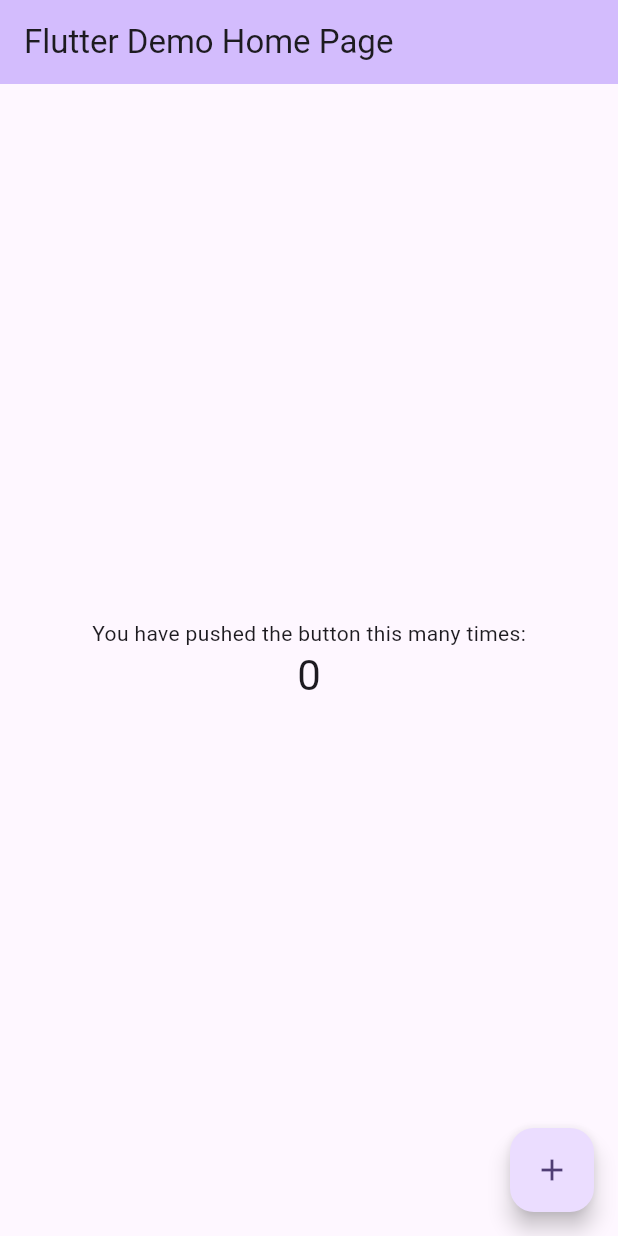
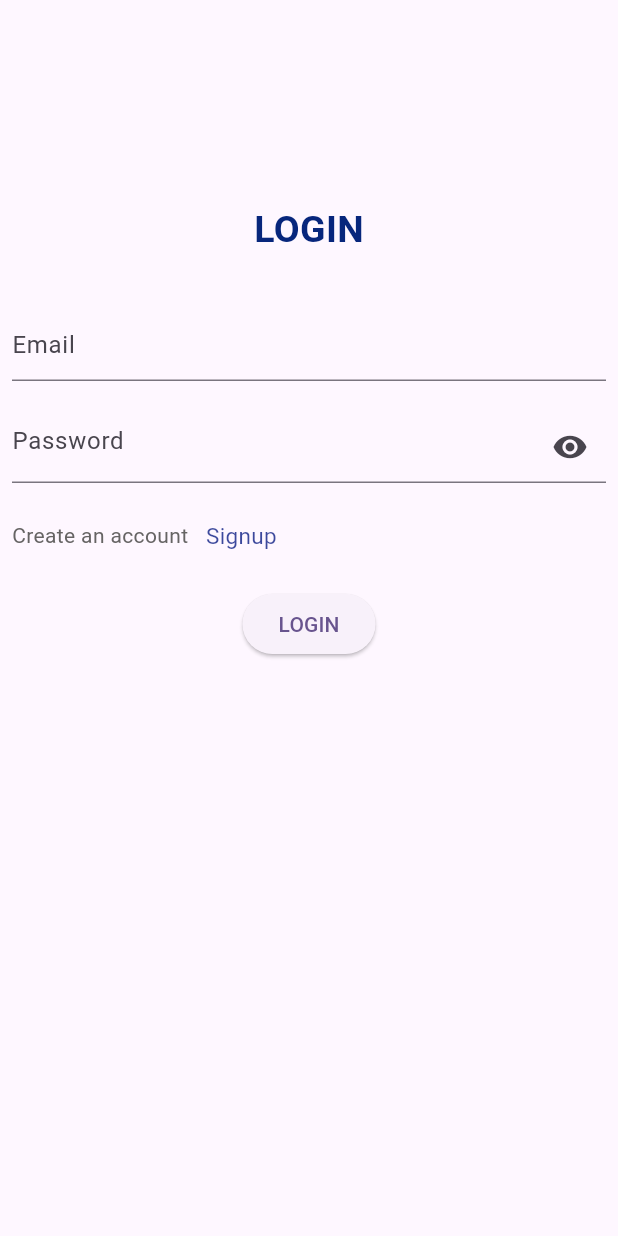
Before and after one commit to warishaaslam910/FirebaseDatabase, a Flutter app: the screen it shows after launch, on a phone screen of 412 x 824 dp. Run offline on Flutter 3.47's test engine with Material 2 defaults, Android fonts, the phone set to English and light mode, and no system bars; our stand-ins replace cloud_firestore, firebase_auth, firebase_core, firebase_database, fluttertoast; accounts and stored records are empty.

Commit message:
firestore updated3

```diff
--- /dev/null
+++ b/dbfirebaseproj1_firestore/lib/Login.dart
@@ -0,0 +1,119 @@
+import 'package:firebase_auth/firebase_auth.dart';
+import 'package:flutter/material.dart';
+import 'package:fluttertoast/fluttertoast.dart';
+
+import 'Home.dart';
+import 'Signup.dart';
+
+class Login extends StatefulWidget {
+  const Login({super.key});
+
+  @override
+  State<Login> createState() => _LoginState();
+}
+
+class _LoginState extends State<Login> {
+  var loginemail = TextEditingController();
+  var loginpassword = TextEditingController();
+  @override
+  Widget build(BuildContext context) {
+    return Scaffold(
+      body: Center(
+          child: Padding(
+        padding: EdgeInsets.fromLTRB(8, 100, 8, 0),
+        child: Column(
+          children: [
+            SizedBox(
+              height: 35,
+            ),
+            Text(
+              'LOGIN',
+              style: TextStyle(
+                  fontWeight: FontWeight.bold,
+                  color: Color.fromARGB(255, 7, 38, 124),
+                  fontSize: 25),
+            ),
+            SizedBox(
+              height: 35,
+            ),
+            TextField(
+              controller: loginemail,
+              decoration: InputDecoration(
+                hintText: ('Email'),
+              ),
+            ),
+            SizedBox(
+              height: 20,
+            ),
+            TextField(
+              controller: loginpassword,
+              decoration: InputDecoration(
+                hintText: ('Password'),
+                suffixIcon: IconButton(
+                  onPressed: () {},
+                  icon: Icon(Icons.remove_red_eye),
+                ),
+              ),
+            ),
+            Row(
+              children: [
+                SizedBox(
+                  height: 70,
+                ),
+                Text('Create an account ',
+                    style: TextStyle(
+                        color: const Color.fromARGB(255, 102, 100, 100))),
+                InkWell(
+                  child: Text('  Signup',
+                      style: TextStyle(
+                          color: Color.fromRGBO(5, 23, 128, 0.78),
+                          fontSize: 15)),
+                  onTap: () {
+                    Navigator.push(context,
+                        MaterialPageRoute(builder: (context) => Signup()));
+                  },
+                ),
+              ],
+            ),
+            Align(
+              alignment: Alignment.bottomCenter,
+              child: ElevatedButton(
+                  onPressed: () async {
+                    try {
+                      final credential = await FirebaseAuth.instance
+                          .signInWithEmailAndPassword(
+                              email: loginemail.text,
+                              password: loginpassword.text);
+                    } on FirebaseAuthException catch (e) {
+                      if (e.code == 'user-not-found') {
+                        toastmsg('NO USER FOUND');
+                        print('No user found for that email.');
+                      } else if (e.code == 'wrong-password') {
+                        toastmsg('INCORRECT PASSWORD');
+                        print('Wrong password provided for that user.');
+                      }
+                      setState(() {});
+                    }
+                    Navigator.push(context,
+                        MaterialPageRoute(builder: (context) => Home()));
+                  },
+                  child: Text('LOGIN')),
+            )
+          ],
+        ),
+      )),
+    );
+  }
+}
+
+void toastmsg(msg) async {
+  Fluttertoast.showToast(
+    msg: msg,
+    toastLength: Toast.LENGTH_SHORT,
+    gravity: ToastGravity.CENTER,
+    timeInSecForIosWeb: 1,
+    backgroundColor: Color.fromARGB(255, 6, 6, 190),
+    textColor: Colors.red,
+    fontSize: 16.0,
+  );
+}
--- a/dbfirebaseproj1_firestore/lib/main.dart
+++ b/dbfirebaseproj1_firestore/lib/main.dart
@@ -1,6 +1,12 @@
+import 'package:firebase_core/firebase_core.dart';
 import 'package:flutter/material.dart';
 
-void main() {
+import 'Splash.dart';
+import 'firebase_options.dart';
+
+void main() async {
+  WidgetsFlutterBinding.ensureInitialized();
+  await Firebase.initializeApp(options: DefaultFirebaseOptions.currentPlatform);
   runApp(const MyApp());
 }
 
@@ -13,113 +19,10 @@ class MyApp extends StatelessWidget {
     return MaterialApp(
       title: 'Flutter Demo',
       theme: ThemeData(
-        // This is the theme of your application.
-        //
-        // TRY THIS: Try running your application with "flutter run". You'll see
-        // the application has a blue toolbar. Then, without quitting the app,
-        // try changing the seedColor in the colorScheme below to Colors.green
-        // and then invoke "hot reload" (save your changes or press the "hot
-        // reload" button in a Flutter-supported IDE, or press "r" if you used
-        // the command line to start the app).
-        //
-        // Notice that the counter didn't reset back to zero; the application
-        // state is not lost during the reload. To reset the state, use hot
-        // restart instead.
-        //
-        // This works for code too, not just values: Most code changes can be
-        // tested with just a hot reload.
         colorScheme: ColorScheme.fromSeed(seedColor: Colors.deepPurple),
         useMaterial3: true,
       ),
-      home: const MyHomePage(title: 'Flutter Demo Home Page'),
+      home: const Splash(),
     );
   }
 }
-
-class MyHomePage extends StatefulWidget {
-  const MyHomePage({super.key, required this.title});
-
-  // This widget is the home page of your application. It is stateful, meaning
-  // that it has a State object (defined below) that contains fields that affect
-  // how it looks.
-
-  // This class is the configuration for the state. It holds the values (in this
-  // case the title) provided by the parent (in this case the App widget) and
-  // used by the build method of the State. Fields in a Widget subclass are
-  // always marked "final".
-
-  final String title;
-
-  @override
-  State<MyHomePage> createState() => _MyHomePageState();
-}
-
-class _MyHomePageState extends State<MyHomePage> {
-  int _counter = 0;
-
-  void _incrementCounter() {
-    setState(() {
-      // This call to setState tells the Flutter framework that something has
-      // changed in this State, which causes it to rerun the build method below
-      // so that the display can reflect the updated values. If we changed
-      // _counter without calling setState(), then the build method would not be
-      // called again, and so nothing would appear to happen.
-      _counter++;
-    });
-  }
-
-  @override
-  Widget build(BuildContext context) {
-    // This method is rerun every time setState is called, for instance as done
-    // by the _incrementCounter method above.
-    //
-    // The Flutter framework has been optimized to make rerunning build methods
-    // fast, so that you can just rebuild anything that needs updating rather
-    // than having to individually change instances of widgets.
-    return Scaffold(
-      appBar: AppBar(
-        // TRY THIS: Try changing the color here to a specific color (to
-        // Colors.amber, perhaps?) and trigger a hot reload to see the AppBar
-        // change color while the other colors stay the same.
-        backgroundColor: Theme.of(context).colorScheme.inversePrimary,
-        // Here we take the value from the MyHomePage object that was created by
-        // the App.build method, and use it to set our appbar title.
-        title: Text(widget.title),
-      ),
-      body: Center(
-        // Center is a layout widget. It takes a single child and positions it
-        // in the middle of the parent.
-        child: Column(
-          // Column is also a layout widget. It takes a list of children and
-          // arranges them vertically. By default, it sizes itself to fit its
-          // children horizontally, and tries to be as tall as its parent.
-          //
-          // Column has various properties to control how it sizes itself and
-          // how it positions its children. Here we use mainAxisAlignment to
-          // center the children vertically; the main axis here is the vertical
-          // axis because Columns are vertical (the cross axis would be
-          // horizontal).
-          //
-          // TRY THIS: Invoke "debug painting" (choose the "Toggle Debug Paint"
-          // action in the IDE, or press "p" in the console), to see the
-          // wireframe for each widget.
-          mainAxisAlignment: MainAxisAlignment.center,
-          children: <Widget>[
-            const Text(
-              'You have pushed the button this many times:',
-            ),
-            Text(
-              '$_counter',
-              style: Theme.of(context).textTheme.headlineMedium,
-            ),
-          ],
-        ),
-      ),
-      floatingActionButton: FloatingActionButton(
-        onPressed: _incrementCounter,
-        tooltip: 'Increment',
-        child: const Icon(Icons.add),
-      ), // This trailing comma makes auto-formatting nicer for build methods.
-    );
-  }
-}
--- a/dbfirebaseproj1_firestore/pubspec.yaml
+++ b/dbfirebaseproj1_firestore/pubspec.yaml
@@ -35,6 +35,11 @@ dependencies:
   # The following adds the Cupertino Icons font to your application.
   # Use with the CupertinoIcons class for iOS style icons.
   cupertino_icons: ^1.0.2
+  cloud_firestore: ^4.9.1
+  firebase_auth: ^4.9.0
+  firebase_core: ^2.15.1
+  firebase_database: ^10.2.5
+  fluttertoast: ^8.2.2
 
 dev_dependencies:
   flutter_test:
```
Also changed, not shown: dbfirebaseproj1_firestore/lib/Home.dart (added, +172 -0 lines), dbfirebaseproj1_firestore/lib/Signup.dart (added, +114 -0 lines), dbfirebaseproj1_firestore/lib/Splash.dart (added, +80 -0 lines), dbfirebaseproj1_firestore/lib/Toast.dart (added, +16 -0 lines), dbfirebaseproj1_firestore/lib/firebase_options.dart (added), dbfirebaseproj1_firestore/pubspec.lock, 9 other files.
